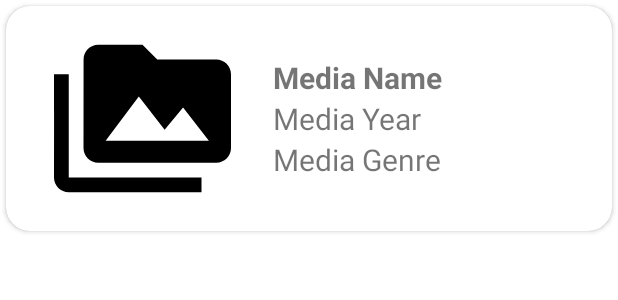
After one commit to tapdigguliyev/CinephiliaApp, an Android app: the layout item_media.xml on its own in the app's theme, with its tools: preview values and no code run, on a phone screen of 412 x 824 dp. The commit adds this screen. Shown: the top 300 px of the screen. Run offline under Robolectric (Android 15) with nearby library versions, the phone set to English and light mode, and no system bars.

Commit message:
RecylerViews added for movies and top rated movies

```diff
--- /dev/null
+++ b/app/src/main/res/drawable/ic_baseline_perm_media_24.xml
@@ -0,0 +1,5 @@
+<vector android:height="24dp" android:tint="#000000"
+    android:viewportHeight="24" android:viewportWidth="24"
+    android:width="24dp" xmlns:android="http://schemas.android.com/apk/res/android">
+    <path android:fillColor="@android:color/white" android:pathData="M2,6L0,6v5h0.01L0,20c0,1.1 0.9,2 2,2h18v-2L2,20L2,6zM22,4h-8l-2,-2L6,2c-1.1,0 -1.99,0.9 -1.99,2L4,16c0,1.1 0.9,2 2,2h16c1.1,0 2,-0.9 2,-2L24,6c0,-1.1 -0.9,-2 -2,-2zM7,15l4.5,-6 3.5,4.51 2.5,-3.01L21,15L7,15z"/>
+</vector>
--- /dev/null
+++ b/app/src/main/res/layout/item_media.xml
@@ -0,0 +1,64 @@
+<?xml version="1.0" encoding="utf-8"?>
+<androidx.cardview.widget.CardView xmlns:android="http://schemas.android.com/apk/res/android"
+    xmlns:app="http://schemas.android.com/apk/res-auto"
+    xmlns:tools="http://schemas.android.com/tools"
+    android:layout_width="match_parent"
+    android:layout_height="@dimen/media_item_height"
+    android:layout_margin="4dp"
+    app:cardCornerRadius="16dp">
+
+    <androidx.constraintlayout.widget.ConstraintLayout
+        android:layout_width="match_parent"
+        android:layout_height="match_parent"
+        android:padding="8dp">
+
+        <ImageView
+            android:id="@+id/ivMedia"
+            android:layout_width="@dimen/media_item_height"
+            android:layout_height="match_parent"
+            android:layout_margin="8dp"
+            android:contentDescription="@string/media_image"
+            android:src="@drawable/ic_baseline_perm_media_24"
+            app:layout_constraintStart_toStartOf="parent"
+            app:layout_constraintTop_toTopOf="parent" />
+
+        <LinearLayout
+            android:layout_width="0dp"
+            android:layout_height="wrap_content"
+            android:orientation="vertical"
+            android:padding="4dp"
+            app:layout_constraintBottom_toBottomOf="parent"
+            app:layout_constraintEnd_toEndOf="parent"
+            app:layout_constraintStart_toEndOf="@id/ivMedia"
+            app:layout_constraintTop_toTopOf="parent">
+
+            <TextView
+                android:id="@+id/tvMediaName"
+                android:layout_width="wrap_content"
+                android:layout_height="wrap_content"
+                android:layout_marginStart="8dp"
+                android:maxLines="2"
+                android:textSize="20sp"
+                android:textStyle="bold"
+                tools:text="Media Name"/>
+            <TextView
+                android:id="@+id/tvMediaYear"
+                android:layout_width="wrap_content"
+                android:layout_height="wrap_content"
+                android:layout_marginStart="8dp"
+                android:textSize="20sp"
+                tools:text="Media Year"/>
+            <TextView
+                android:id="@+id/tvMediaGenre"
+                android:layout_width="wrap_content"
+                android:layout_height="wrap_content"
+                android:layout_marginStart="8dp"
+                android:maxLines="2"
+                android:textSize="20sp"
+                tools:text="Media Genre"/>
+
+        </LinearLayout>
+
+    </androidx.constraintlayout.widget.ConstraintLayout>
+
+</androidx.cardview.widget.CardView>
--- /dev/null
+++ b/app/src/main/res/values/dimens.xml
@@ -0,0 +1,4 @@
+<?xml version="1.0" encoding="utf-8"?>
+<resources>
+    <dimen name="media_item_height">150dp</dimen>
+</resources>
--- a/app/src/main/res/values/strings.xml
+++ b/app/src/main/res/values/strings.xml
@@ -2,4 +2,5 @@
     <string name="app_name">Cinephilia</string>
     <string name="movies">Movies</string>
     <string name="series">Series</string>
+    <string name="media_image">Media Image</string>
 </resources>
```
Also changed, not shown: app/src/main/java/az/abb/tap/cinephilia/base/BaseAdapter.kt (added, +26 -0 lines), app/src/main/java/az/abb/tap/cinephilia/base/BaseViewHolder.kt (added, +14 -0 lines), app/src/main/java/az/abb/tap/cinephilia/feature/feature1/view/MoviesFragment.kt (+50 -0 lines), app/src/main/res/layout/fragment_movies.xml (+33 -2 lines).
